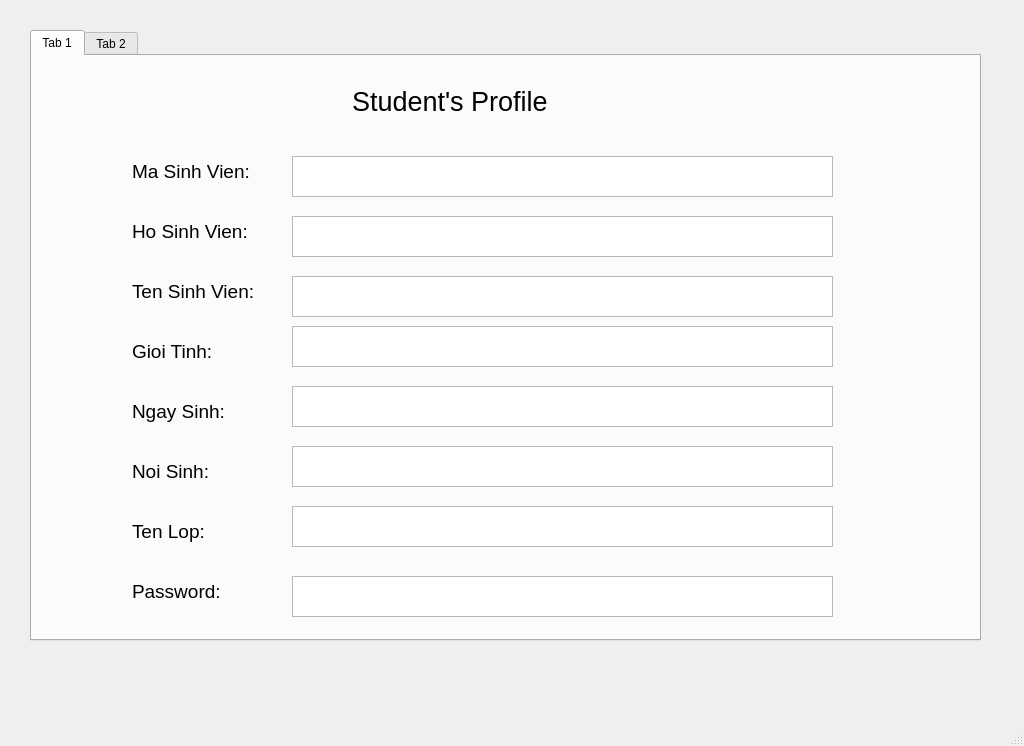
This is app/view/HomeStudent.ui in huynhngoanhthai/python_project as Qt 5 draws it before an edit. The edited form follows.
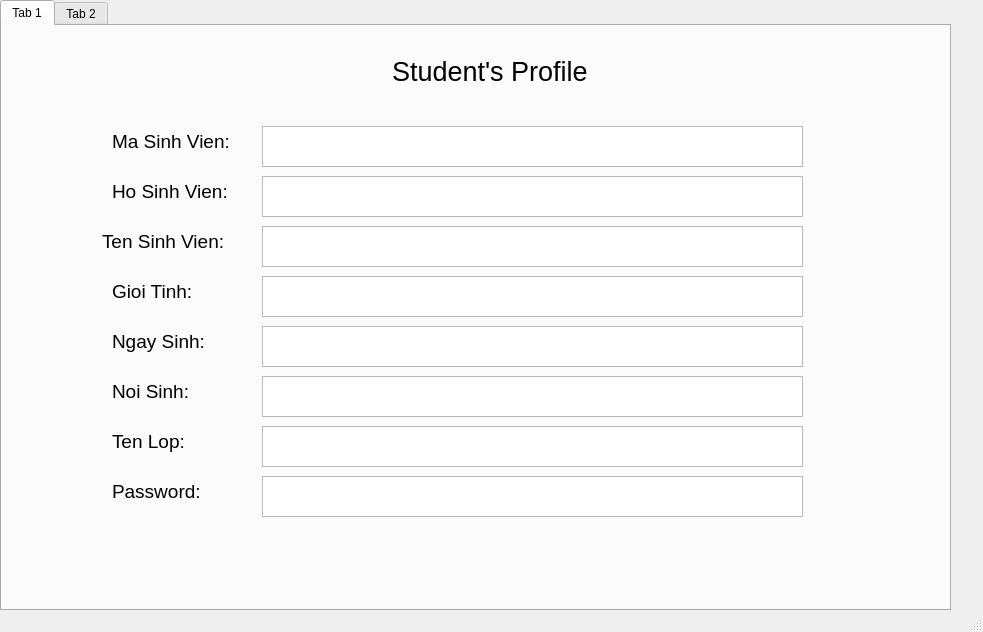
This is the edited form. The open tabs and pages were chosen to show the change.

Commit message: default showHomeStudent and show info noSQL

```diff
--- a/app/view/HomeStudent.ui
+++ b/app/view/HomeStudent.ui
@@ -6,8 +6,8 @@
    <rect>
     <x>0</x>
     <y>0</y>
-    <width>1024</width>
-    <height>746</height>
+    <width>983</width>
+    <height>632</height>
    </rect>
   </property>
   <property name="windowTitle">
@@ -17,8 +17,8 @@
    <widget class="QTabWidget" name="student">
     <property name="geometry">
      <rect>
-      <x>30</x>
-      <y>30</y>
+      <x>0</x>
+      <y>0</y>
       <width>951</width>
       <height>611</height>
      </rect>
@@ -36,7 +36,7 @@
      <widget class="QLabel" name="title">
       <property name="geometry">
        <rect>
-        <x>320</x>
+        <x>390</x>
         <y>20</y>
         <width>271</width>
         <height>51</height>
@@ -54,7 +54,7 @@
      <widget class="QLabel" name="masv">
       <property name="geometry">
        <rect>
-        <x>100</x>
+        <x>110</x>
         <y>100</y>
         <width>151</width>
         <height>31</height>
@@ -72,8 +72,8 @@
      <widget class="QLabel" name="hosv">
       <property name="geometry">
        <rect>
-        <x>100</x>
-        <y>160</y>
+        <x>110</x>
+        <y>150</y>
         <width>151</width>
         <height>31</height>
        </rect>
@@ -91,7 +91,7 @@
       <property name="geometry">
        <rect>
         <x>100</x>
-        <y>220</y>
+        <y>200</y>
         <width>151</width>
         <height>31</height>
        </rect>
@@ -108,8 +108,8 @@
      <widget class="QLabel" name="phai">
       <property name="geometry">
        <rect>
-        <x>100</x>
-        <y>280</y>
+        <x>110</x>
+        <y>250</y>
         <width>151</width>
         <height>31</height>
        </rect>
@@ -126,8 +126,8 @@
      <widget class="QLabel" name="ngaysinh">
       <property name="geometry">
        <rect>
-        <x>100</x>
-        <y>340</y>
+        <x>110</x>
+        <y>300</y>
         <width>151</width>
         <height>31</height>
        </rect>
@@ -144,8 +144,8 @@
      <widget class="QLabel" name="noisinh">
       <property name="geometry">
        <rect>
-        <x>100</x>
-        <y>400</y>
+        <x>110</x>
+        <y>350</y>
         <width>151</width>
         <height>31</height>
        </rect>
@@ -162,8 +162,8 @@
      <widget class="QLabel" name="tenlop">
       <property name="geometry">
        <rect>
-        <x>100</x>
-        <y>460</y>
+        <x>110</x>
+        <y>400</y>
         <width>151</width>
         <height>31</height>
        </rect>
@@ -180,8 +180,8 @@
      <widget class="QLabel" name="password">
       <property name="geometry">
        <rect>
-        <x>100</x>
-        <y>520</y>
+        <x>110</x>
+        <y>450</y>
         <width>151</width>
         <height>31</height>
        </rect>
@@ -224,7 +224,7 @@
       <property name="geometry">
        <rect>
         <x>260</x>
-        <y>160</y>
+        <y>150</y>
         <width>541</width>
         <height>41</height>
        </rect>
@@ -246,7 +246,7 @@
       <property name="geometry">
        <rect>
         <x>260</x>
-        <y>220</y>
+        <y>200</y>
         <width>541</width>
         <height>41</height>
        </rect>
@@ -268,7 +268,7 @@
       <property name="geometry">
        <rect>
         <x>260</x>
-        <y>270</y>
+        <y>250</y>
         <width>541</width>
         <height>41</height>
        </rect>
@@ -290,7 +290,7 @@
       <property name="geometry">
        <rect>
         <x>260</x>
-        <y>330</y>
+        <y>300</y>
         <width>541</width>
         <height>41</height>
        </rect>
@@ -312,7 +312,7 @@
       <property name="geometry">
        <rect>
         <x>260</x>
-        <y>390</y>
+        <y>350</y>
         <width>541</width>
         <height>41</height>
        </rect>
@@ -334,7 +334,7 @@
       <property name="geometry">
        <rect>
         <x>260</x>
-        <y>450</y>
+        <y>400</y>
         <width>541</width>
         <height>41</height>
        </rect>
@@ -356,7 +356,7 @@
       <property name="geometry">
        <rect>
         <x>260</x>
-        <y>520</y>
+        <y>450</y>
         <width>541</width>
         <height>41</height>
        </rect>
```
Left out of the diff: 52 changed lines with no effect on the pictures. The commit also changes 5 other files.
